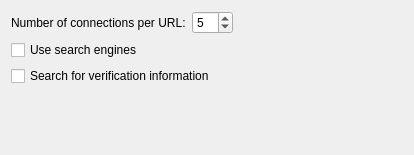
KDE/kget, file transfer-plugins/multisegmentkio/dlgmultisegkio.ui: the form before one commit.
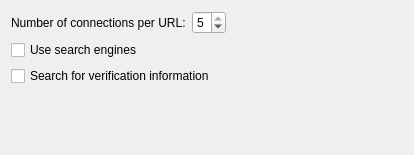
The form after the commit.

Commit message:
MultiSegKio allows 5 connections maximum.
This way not more connections can be set which would not
take effect anyway as this is a KIO limitation.
CCBUG:278978

```diff
--- a/transfer-plugins/multisegmentkio/dlgmultisegkio.ui
+++ b/transfer-plugins/multisegmentkio/dlgmultisegkio.ui
@@ -29,7 +29,7 @@
         <number>1</number>
        </property>
        <property name="maximum">
-        <number>20</number>
+        <number>5</number>
        </property>
        <property name="value">
         <number>5</number>
```
